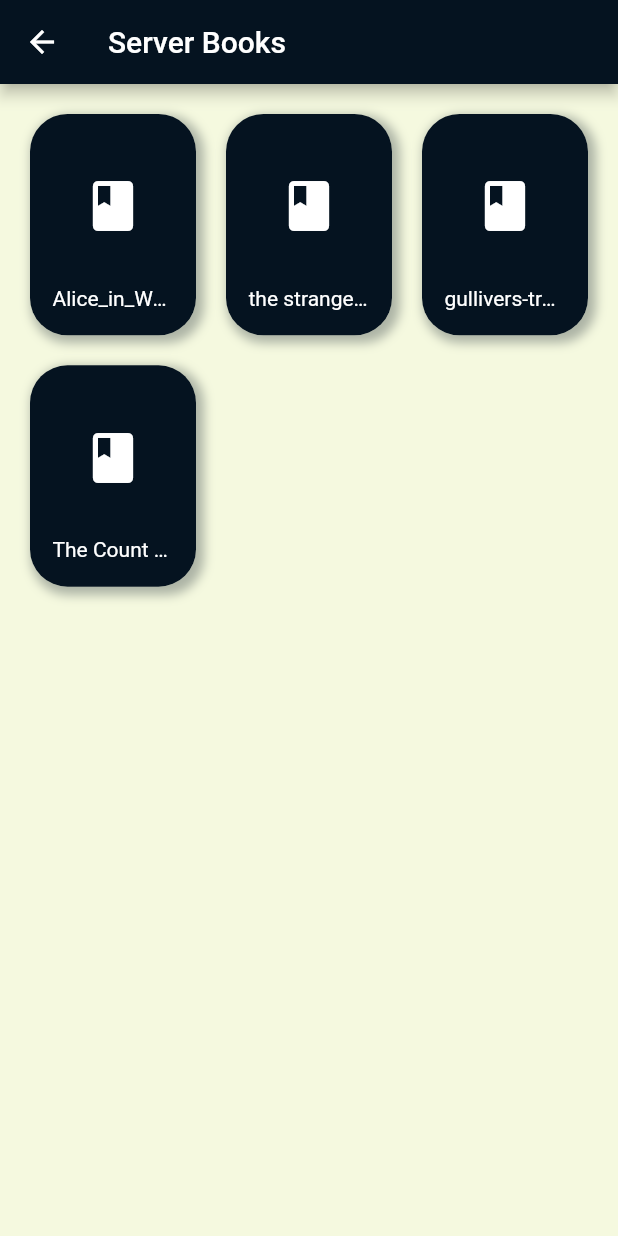
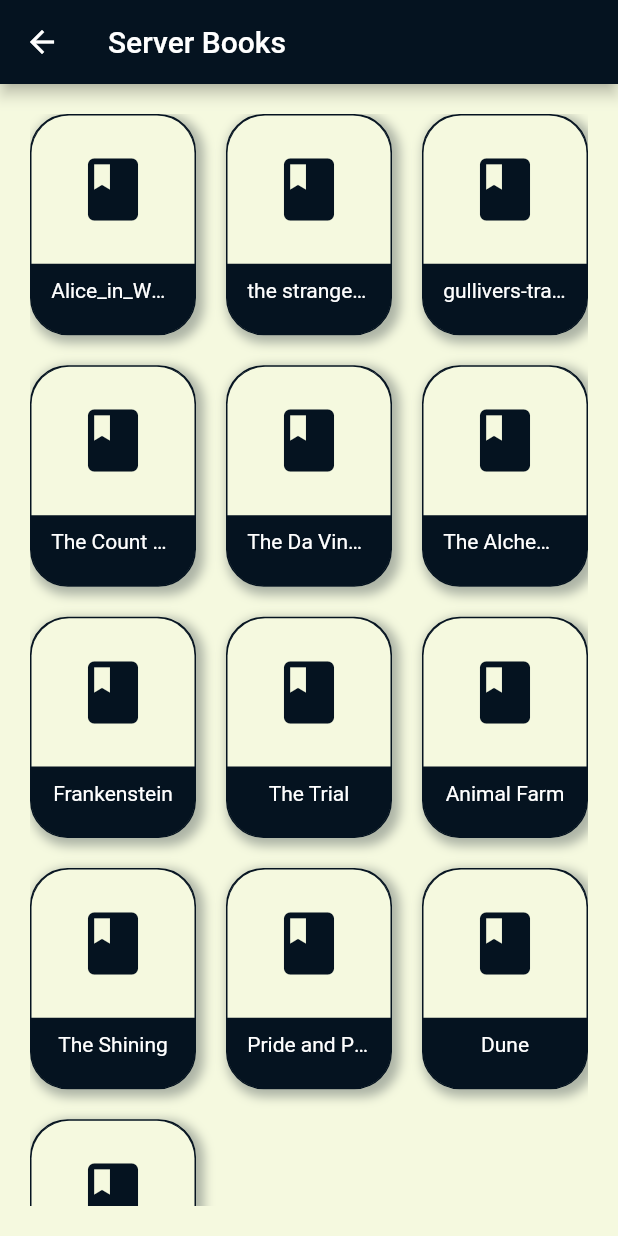
Before and after one commit to SimoHimo/Books-Inn, a Flutter app: the screen it shows after launch, after a tap on "Server Book", on a phone screen of 412 x 824 dp. Run offline on Flutter 3.47's test engine with Material 2 defaults, Android fonts, the phone set to English and light mode, and no system bars; our stand-ins replace file_picker, firebase_core, firebase_storage, font_awesome_flutter, permission_handler; missing offline and left inert: flutter_pdfview, pdf_thumbnail, thumbnailer; accounts and stored records are empty; network calls fail.

Commit message:
Finishing v1.0

```diff
--- a/assets/filelists/firebasefiles.txt
+++ b/assets/filelists/firebasefiles.txt
@@ -1 +1 @@
-Alice_in_Wonderland.pdf, the strange case of dr. jekyll and mr. hyde.pdf, gullivers-travels.pdf, The Count of Monte Cristo.pdf
+Alice_in_Wonderland.pdf, the strange case of dr. jekyll and mr. hyde.pdf, gullivers-travels.pdf, The Count of Monte Cristo.pdf, The Da Vinci Code, The Alchemist, Frankenstein, The Trial, Animal Farm, The Shining, Pride and Prejudice, Dune, Great Expectations
--- a/lib/Screens/Book Screens/firebasebooks.dart
+++ b/lib/Screens/Book Screens/firebasebooks.dart
@@ -64,7 +64,7 @@ class _FirebaseBooksState extends State<FirebaseBooks> {
                 return BookButton(
                   height: height,
                   width: width,
-                  thumbnail: const Icon(Icons.book,color: Colors.white,size: 40,),
+                  thumbnail: const Icon(Icons.book,color: darkcolor,size: 50,),
                   name: firebaseFilePaths[index],
                   onTap: () async {
                     Navigator.pushNamed(context, "/loadingscreen");
--- a/lib/Screens/homescreen.dart
+++ b/lib/Screens/homescreen.dart
@@ -86,7 +86,10 @@ class _MyhomepageState extends State<Myhomepage> {
         ),
         appBar: AppBar(
           backgroundColor: darkcolor,
-          title: const Text("Books inn"),
+          title: SizedBox(
+            height: height*28,
+            width: width*30,
+            child: Image.asset('assets/images/light.png', fit: BoxFit.cover),),
         ),
         body: Padding(
           padding: const EdgeInsets.all(10.0),
@@ -96,22 +99,22 @@ class _MyhomepageState extends State<Myhomepage> {
               crossAxisAlignment: CrossAxisAlignment.center,
               mainAxisAlignment: MainAxisAlignment.spaceAround,
               children: [
-                SizedBox(height: height*3,),
+
                 Container(
-                  height: height*35,
+                  height: height*40,
                   width: width * 85,
-                  decoration: BoxDecoration(
-                    border: Border.all(color: darkcolor,width:2.0),
-                    borderRadius: BorderRadius.circular(20.0),
-                    color: darkcolor,
-                    image: const DecorationImage(
+                  decoration: const BoxDecoration(
+                    // border: Border.all(color: darkcolor,width:2.0),
+                    // borderRadius: BorderRadius.circular(20.0),
+                    // color: darkcolor,
+                    image:  DecorationImage(
                       image: AssetImage(
-                          'assets/images/feature_art.jpg'),
-                      fit: BoxFit.fitHeight,
+                          'assets/images/feature art.png'),
+                      fit: BoxFit.fitWidth,
                     ),
                   ),
                 ),
-                SizedBox(height: height*4,),
+                SizedBox(height: height*2,),
                 SizedBox(
                   height: height * 50,
                   child: GridView.count(
@@ -125,7 +128,7 @@ class _MyhomepageState extends State<Myhomepage> {
                       InkButton(
                           height: height,
                           width: width,
-                          icon: Icons.book,
+                          icon: Icons.menu_book,
                           name: "App Book",
                           onTap: () {
                             Navigator.pushNamed(context, "/assetbooks");
@@ -133,7 +136,7 @@ class _MyhomepageState extends State<Myhomepage> {
                       InkButton(
                           height: height,
                           width: width,
-                          icon: Icons.book_online,
+                          icon: Icons.cloud_done,
                           name: "Server Book",
                           onTap: () {
                             Navigator.pushNamed(context, "/firebasebooks");
@@ -141,18 +144,19 @@ class _MyhomepageState extends State<Myhomepage> {
                       InkButton(
                         height: height,
                         width: width,
-                        icon: Icons.bookmark,
+                        icon: Icons.send_to_mobile_rounded,
                         name: "Device Book",
                         onTap: () async {
                           final file = await PDFApi.pickFile();
                           if(!mounted)return;
+                          if(file==null) return;
                           openPDF(context, file);
                         },
                       ),
                       InkButton(
                           height: height,
                           width: width,
-                          icon: Icons.bookmarks,
+                          icon: Icons.book_online,
                           name: "Online Book",
                           onTap: () {
                             Navigator.pushNamed(context, "/networkbooks");
--- a/lib/buttons.dart
+++ b/lib/buttons.dart
@@ -1,3 +1,4 @@
+import 'package:books_and_literature/main.dart';
 import 'package:flutter/material.dart';
 
 class InkButton extends StatelessWidget {
@@ -70,6 +71,8 @@ class InkButton extends StatelessWidget {
     );
   }
 }
+
+
 
 
 
@@ -157,8 +160,8 @@ class BookButton extends StatelessWidget {
     const Color textColor = Color(0xfff5f9df);
     const Color buttonColor = Color(0xff051320);
     return Container(
-      height: height * 5,
-      width: width * 7,
+      height: height * 4,
+      width: width * 6,
       decoration: BoxDecoration(
         boxShadow: [
           BoxShadow(
@@ -178,24 +181,45 @@ class BookButton extends StatelessWidget {
           ), //BoxShadow
         ],
         borderRadius: BorderRadius.circular(25.0),
+        border: Border.all(color: darkcolor, ),
         color: buttonColor,
       ),
       child: InkWell(
         onTap: onTap,
-        child: Padding(
-          padding: const EdgeInsets.fromLTRB(15, 25, 15, 0),
         child: Column(
-            mainAxisAlignment: MainAxisAlignment.spaceAround,
-            crossAxisAlignment: CrossAxisAlignment.center,
+          mainAxisAlignment: MainAxisAlignment.start,
+          crossAxisAlignment: CrossAxisAlignment.start,
           children: <Widget>[
-              thumbnail,
-              Text(
+            Container(
+              decoration: BoxDecoration(
+                  color: lightcolor,
+                borderRadius: BorderRadius.vertical(top: Radius.circular(25))
+              ),
+
+                height: height * 12,
+                width: width * 30,
+
+                child: Center(child: thumbnail)),
+
+            Center(
+              child: Container(
+                  decoration: BoxDecoration(
+
+                      borderRadius: BorderRadius.vertical(bottom: Radius.circular(25))
+                  ),
+
+                  height: height * 4.3,
+                  width: width * 20,
+
+                  child: Center(
+                    child: Text(
                       name,
                       overflow: TextOverflow.ellipsis,
                       style: const TextStyle(color: Colors.white,),
-              )
+                    ),
+                  ),),
+            ),
           ],
-          ),
         ),
       ),
     );
--- a/pubspec.yaml
+++ b/pubspec.yaml
@@ -38,6 +38,10 @@ dependencies:
 
   flutter_pdfview: ^1.2.5
   pdf: ^3.8.4
+  pdf_thumbnail: ^0.1.5+1
+  thumbnailer: ^2.1.0
+  font_awesome_flutter: ^10.3.0
+
 
 
   path: ^1.8.1
```
Also changed, not shown: lib/Screens/Book Screens/assetbooks.dart (+22 -2 lines), lib/Screens/Book Screens/networkbooks.dart (+18 -2 lines), lib/Screens/pdf thumbnail.dart (added, +31 -0 lines), lib/Screens/pdf_viewer.dart (+9 -5 lines), assets/images/Black and Cream Modern Professional Consultant Logo.gif (deleted), assets/images/Black and Cream Modern Professional Consultant Logo.png (deleted), assets/images/feature_art.jpg (deleted), assets/images/light.png (added), assets/images/lightlogo.png (added), assets/images/loadscreen.gif, pubspec.lock, 3 other files. Lines whose indentation alone changed are shown as unchanged.
